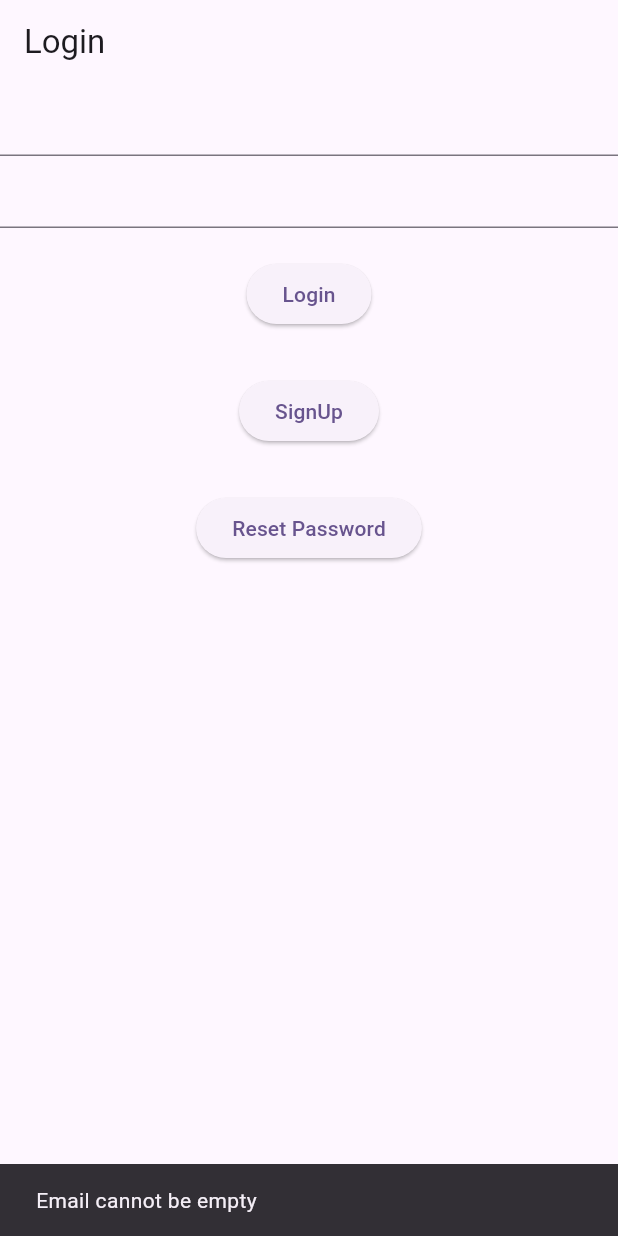
After one commit to MuhammadAliKust/Flutter-B9-Firebase, a Flutter app: the screen it shows after launch, after a tap on "Login", on a phone screen of 412 x 824 dp. The commit adds this screen. Run offline on Flutter 3.47's test engine with Material 3 defaults, Android fonts, the phone set to English and light mode, and no system bars; our stand-ins replace cloud_firestore, firebase_auth, firebase_core; accounts and stored records are empty.

Commit message:
Auth Module Done

```diff
--- a/lib/main.dart
+++ b/lib/main.dart
@@ -4,6 +4,7 @@ import 'package:flutter_b9/views/create_task.dart';
 import 'package:flutter_b9/views/get_all_task.dart';
 import 'package:flutter_b9/views/get_completed_task.dart';
 import 'package:flutter_b9/views/get_in_completed_task.dart';
+import 'package:flutter_b9/views/login.dart';
 
 void main() async {
   WidgetsFlutterBinding.ensureInitialized();
@@ -38,7 +39,7 @@ class MyApp extends StatelessWidget {
         colorScheme: ColorScheme.fromSeed(seedColor: Colors.deepPurple),
         useMaterial3: true,
       ),
-      home: GetAllTaskView(),
+      home: LoginView(),
     );
   }
 }
--- /dev/null
+++ b/lib/services/auth.dart
@@ -0,0 +1,25 @@
+import 'package:firebase_auth/firebase_auth.dart';
+
+class AuthServices {
+  ///SignUp
+  Future<User?> registerUser(
+      {required String email, required String password}) async {
+    UserCredential userCredential = await FirebaseAuth.instance
+        .createUserWithEmailAndPassword(email: email, password: password);
+    userCredential.user!.sendEmailVerification();
+    return userCredential.user;
+  }
+
+  ///Login
+  Future<User?> loginUser(
+      {required String email, required String password}) async {
+    UserCredential userCredential = await FirebaseAuth.instance
+        .signInWithEmailAndPassword(email: email, password: password);
+    return userCredential.user;
+  }
+
+  ///Reset Password
+  Future resetPassword(String email) async {
+    return FirebaseAuth.instance.sendPasswordResetEmail(email: email);
+  }
+}
--- /dev/null
+++ b/lib/views/login.dart
@@ -0,0 +1,113 @@
+import 'package:flutter/material.dart';
+import 'package:flutter_b9/services/auth.dart';
+import 'package:flutter_b9/views/register.dart';
+import 'package:flutter_b9/views/reset_pwd.dart';
+
+class LoginView extends StatefulWidget {
+  LoginView({super.key});
+
+  @override
+  State<LoginView> createState() => _LoginViewState();
+}
+
+class _LoginViewState extends State<LoginView> {
+  TextEditingController emailController = TextEditingController();
+
+  TextEditingController pwdController = TextEditingController();
+
+  bool isLoading = false;
+
+  @override
+  Widget build(BuildContext context) {
+    return Scaffold(
+      appBar: AppBar(
+        title: Text("Login"),
+      ),
+      body: Column(
+        children: [
+          TextField(
+            controller: emailController,
+          ),
+          TextField(
+            controller: pwdController,
+          ),
+          SizedBox(
+            height: 20,
+          ),
+          isLoading
+              ? Center(
+                  child: CircularProgressIndicator(),
+                )
+              : ElevatedButton(
+                  onPressed: () async {
+                    if (emailController.text.isEmpty) {
+                      ScaffoldMessenger.of(context).showSnackBar(
+                          SnackBar(content: Text("Email cannot be empty")));
+                      return;
+                    }
+                    if (pwdController.text.isEmpty) {
+                      ScaffoldMessenger.of(context).showSnackBar(
+                          SnackBar(content: Text("Password cannot be empty")));
+                      return;
+                    }
+                    try {
+                      isLoading = true;
+                      setState(() {});
+                      await AuthServices()
+                          .loginUser(
+                              email: emailController.text,
+                              password: pwdController.text)
+                          .then((val) {
+                        isLoading = false;
+                        setState(() {});
+                        if (val!.emailVerified == true) {
+                          showDialog(
+                              context: context,
+                              builder: (context) {
+                                return AlertDialog(
+                                  title: Text("Message"),
+                                  content: Text("LoggedIn"),
+                                );
+                              });
+                        } else {
+                          showDialog(
+                              context: context,
+                              builder: (context) {
+                                return AlertDialog(
+                                  title: Text("Message"),
+                                  content: Text("Please verify your email"),
+                                );
+                              });
+                        }
+                      });
+                    } catch (e) {
+                      isLoading = false;
+                      setState(() {});
+                      ScaffoldMessenger.of(context)
+                          .showSnackBar(SnackBar(content: Text(e.toString())));
+                    }
+                  },
+                  child: Text("Login")),
+          SizedBox(
+            height: 30,
+          ),
+          ElevatedButton(
+              onPressed: () {
+                Navigator.push(context,
+                    MaterialPageRoute(builder: (context) => RegisterView()));
+              },
+              child: Text("SignUp")),
+          SizedBox(
+            height: 30,
+          ),
+          ElevatedButton(
+              onPressed: () {
+                Navigator.push(context,
+                    MaterialPageRoute(builder: (context) => ResetPasswordView()));
+              },
+              child: Text("Reset Password")),
+        ],
+      ),
+    );
+  }
+}
--- a/pubspec.yaml
+++ b/pubspec.yaml
@@ -38,6 +38,7 @@ dependencies:
   cloud_firestore: ^5.6.4
   firebase_core: ^3.12.1
   provider: ^6.1.2
+  firebase_auth: ^5.5.1
 
 dev_dependencies:
   flutter_test:
```
Also changed, not shown: lib/views/register.dart (added, +83 -0 lines), lib/views/reset_pwd.dart (added, +84 -0 lines), pubspec.lock, 1 other file.
